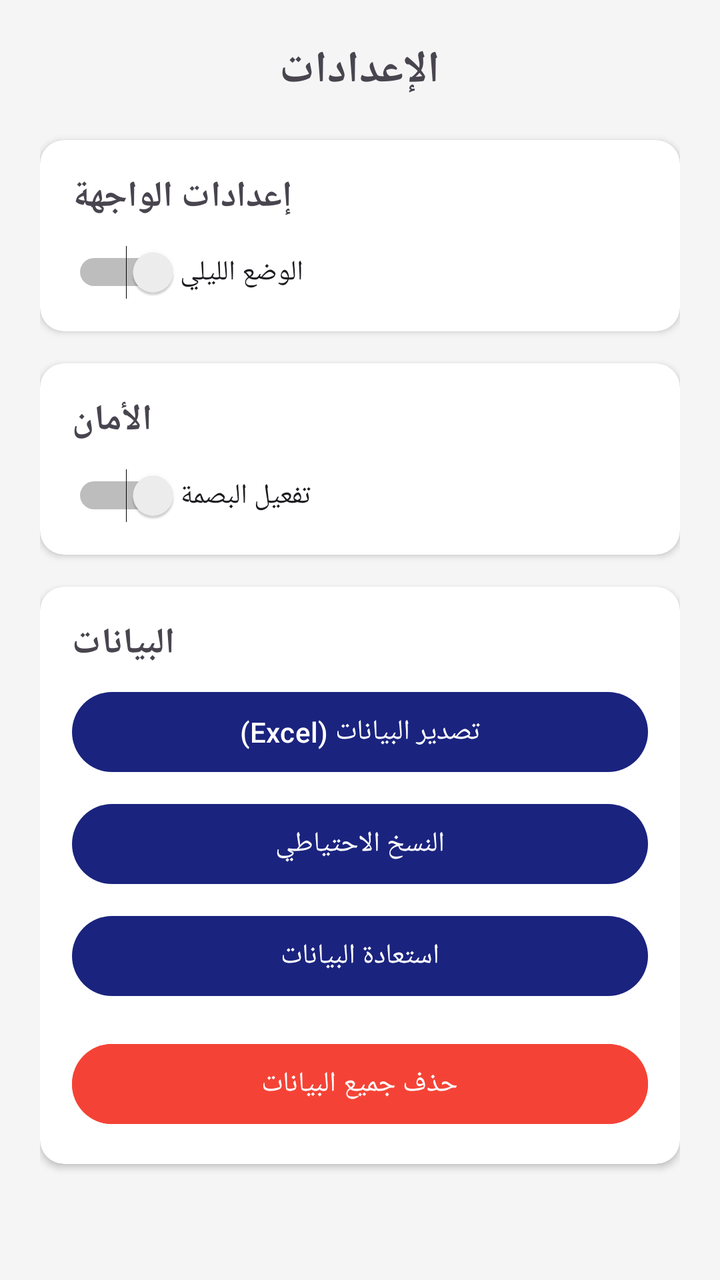
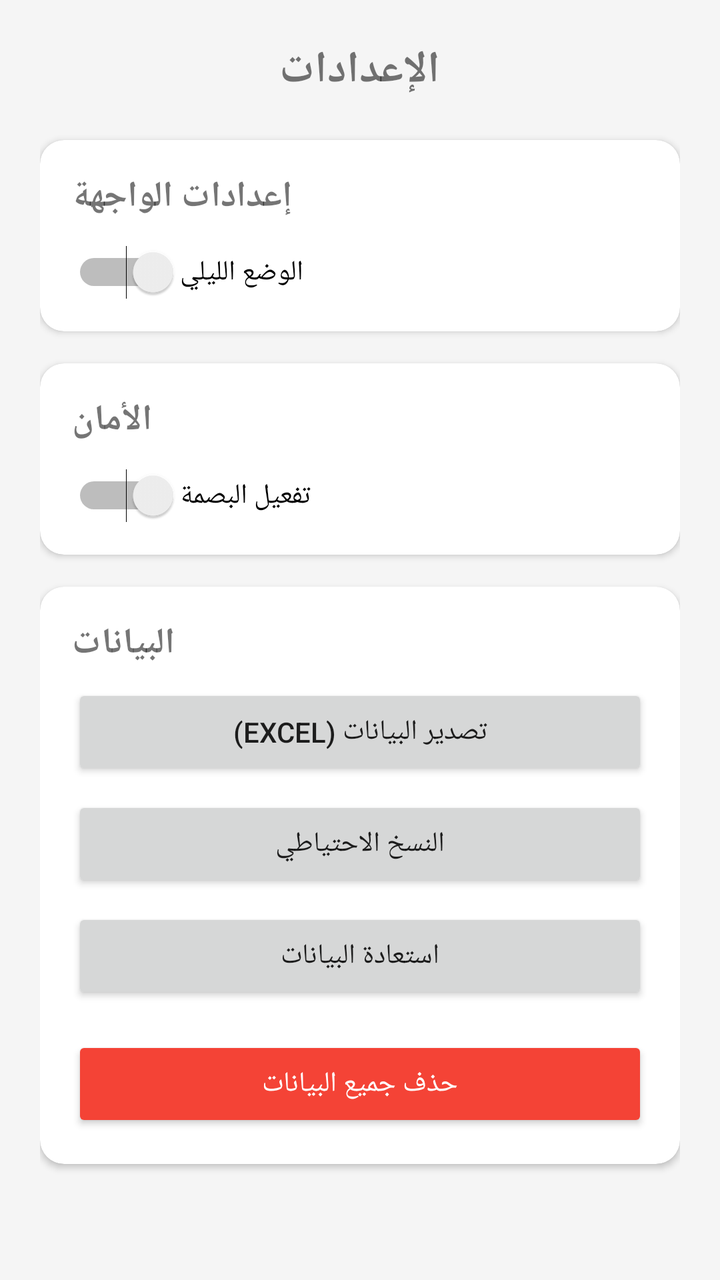

Before-and-after screenshots of an Android layout around one commit, followed by the original layout XML and the change that was made.
<!-- AndroidManifest.xml: application theme Theme.Sijillati -->
<!-- res/layout/activity_settings.xml -->
<?xml version="1.0" encoding="utf-8"?>
<ScrollView xmlns:android="http://schemas.android.com/apk/res/android"
    xmlns:app="http://schemas.android.com/apk/res-auto" android:layout_width="match_parent" android:layout_height="match_parent" android:fillViewport="true" android:background="@color/background">
    <LinearLayout android:layout_width="match_parent" android:layout_height="wrap_content" android:orientation="vertical" android:padding="20dp">
        <TextView android:layout_width="wrap_content" android:layout_height="wrap_content" android:layout_gravity="center" android:text="الإعدادات" android:textSize="22sp" android:textStyle="bold" />
        <androidx.cardview.widget.CardView android:layout_width="match_parent" android:layout_height="wrap_content" android:layout_marginTop="20dp" app:cardCornerRadius="12dp" app:cardElevation="2dp">
            <LinearLayout android:layout_width="match_parent" android:layout_height="wrap_content" android:orientation="vertical" android:padding="16dp">
                <TextView android:layout_width="wrap_content" android:layout_height="wrap_content" android:layout_gravity="end" android:text="إعدادات الواجهة" android:textSize="18sp" android:textStyle="bold" />
                <Switch android:id="@+id/switchTheme" android:layout_width="match_parent" android:layout_height="wrap_content" android:layout_marginTop="12dp" android:text="الوضع الليلي" android:textAlignment="viewEnd" />
            </LinearLayout>
        </androidx.cardview.widget.CardView>
        <androidx.cardview.widget.CardView android:layout_width="match_parent" android:layout_height="wrap_content" android:layout_marginTop="16dp" app:cardCornerRadius="12dp" app:cardElevation="2dp">
            <LinearLayout android:layout_width="match_parent" android:layout_height="wrap_content" android:orientation="vertical" android:padding="16dp">
                <TextView android:layout_width="wrap_content" android:layout_height="wrap_content" android:layout_gravity="end" android:text="الأمان" android:textSize="18sp" android:textStyle="bold" />
                <Switch android:id="@+id/switchFingerprint" android:layout_width="match_parent" android:layout_height="wrap_content" android:layout_marginTop="12dp" android:text="تفعيل البصمة" android:textAlignment="viewEnd" />
            </LinearLayout>
        </androidx.cardview.widget.CardView>
        <androidx.cardview.widget.CardView android:layout_width="match_parent" android:layout_height="wrap_content" android:layout_marginTop="16dp" app:cardCornerRadius="12dp" app:cardElevation="2dp">
            <LinearLayout android:layout_width="match_parent" android:layout_height="wrap_content" android:orientation="vertical" android:padding="16dp">
                <TextView android:layout_width="wrap_content" android:layout_height="wrap_content" android:layout_gravity="end" android:text="البيانات" android:textSize="18sp" android:textStyle="bold" />
                <Button android:id="@+id/btnExport" android:layout_width="match_parent" android:layout_height="wrap_content" android:layout_marginTop="8dp" android:text="تصدير البيانات (Excel)" />
                <Button android:id="@+id/btnBackup" android:layout_width="match_parent" android:layout_height="wrap_content" android:layout_marginTop="8dp" android:text="النسخ الاحتياطي" />
                <Button android:id="@+id/btnRestore" android:layout_width="match_parent" android:layout_height="wrap_content" android:layout_marginTop="8dp" android:text="استعادة البيانات" />
                <Button android:id="@+id/btnDeleteAll" android:layout_width="match_parent" android:layout_height="wrap_content" android:layout_marginTop="16dp" android:backgroundTint="@color/red" android:text="حذف جميع البيانات" android:textColor="@color/white" />
            </LinearLayout>
        </androidx.cardview.widget.CardView>
    </LinearLayout>
</ScrollView>
<!-- resources referenced by this layout -->
<resources>
  <color name="background">#F5F5F5</color>
  <color name="red">#F44336</color>
  <color name="white">#FFFFFF</color>
  <style name="Theme.Sijillati" parent="Theme.Material3.Light.NoActionBar">
          <item name="colorPrimary">@color/primary</item>
          <item name="colorPrimaryDark">@color/primary_dark</item>
          <item name="colorAccent">@color/accent</item>
          <item name="android:windowBackground">@color/background</item>
          <item name="android:textDirection">rtl</item>
          <item name="android:layoutDirection">rtl</item>
      </style>
  <color name="primary">#1A237E</color>
  <color name="primary_dark">#0D1642</color>
  <color name="accent">#1976D2</color>
</resources>

<!-- the commit's change to res/layout/activity_settings.xml (unified diff, before → after) -->
@@ -1,6 +1,5 @@
 <?xml version="1.0" encoding="utf-8"?>
-<ScrollView xmlns:android="http://schemas.android.com/apk/res/android"
-    xmlns:app="http://schemas.android.com/apk/res-auto" android:layout_width="match_parent" android:layout_height="match_parent" android:fillViewport="true" android:background="@color/background">
+<ScrollView xmlns:android="http://schemas.android.com/apk/res/android" xmlns:app="http://schemas.android.com/apk/res-auto" android:layout_width="match_parent" android:layout_height="match_parent" android:fillViewport="true" android:background="@color/background">
     <LinearLayout android:layout_width="match_parent" android:layout_height="wrap_content" android:orientation="vertical" android:padding="20dp">
         <TextView android:layout_width="wrap_content" android:layout_height="wrap_content" android:layout_gravity="center" android:text="الإعدادات" android:textSize="22sp" android:textStyle="bold" />
         <androidx.cardview.widget.CardView android:layout_width="match_parent" android:layout_height="wrap_content" android:layout_marginTop="20dp" app:cardCornerRadius="12dp" app:cardElevation="2dp">
<!-- resource entries referenced after the edit -->
@@ -3,7 +3,7 @@
   <color name="background">#F5F5F5</color>
   <color name="red">#F44336</color>
   <color name="white">#FFFFFF</color>
-  <style name="Theme.Sijillati" parent="Theme.Material3.Light.NoActionBar">
+  <style name="Theme.Sijillati" parent="Theme.AppCompat.Light.NoActionBar">
           <item name="colorPrimary">@color/primary</item>
           <item name="colorPrimaryDark">@color/primary_dark</item>
           <item name="colorAccent">@color/accent</item>
